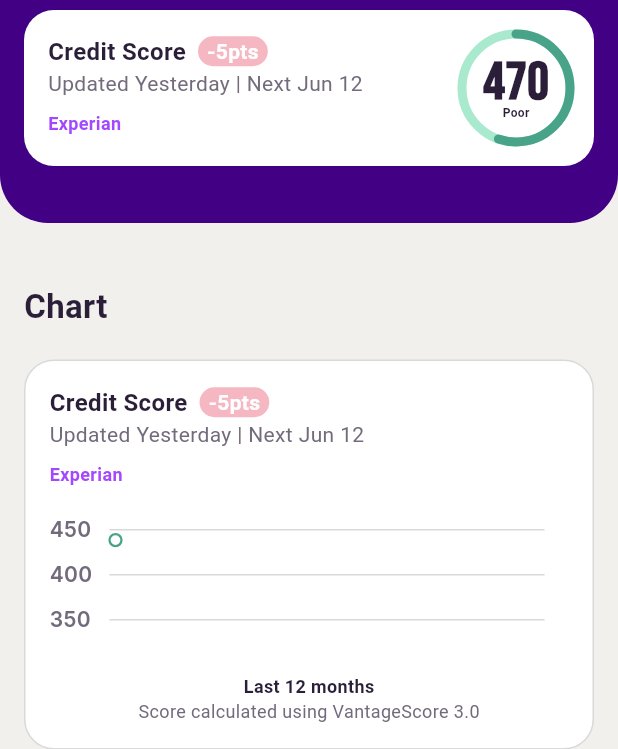
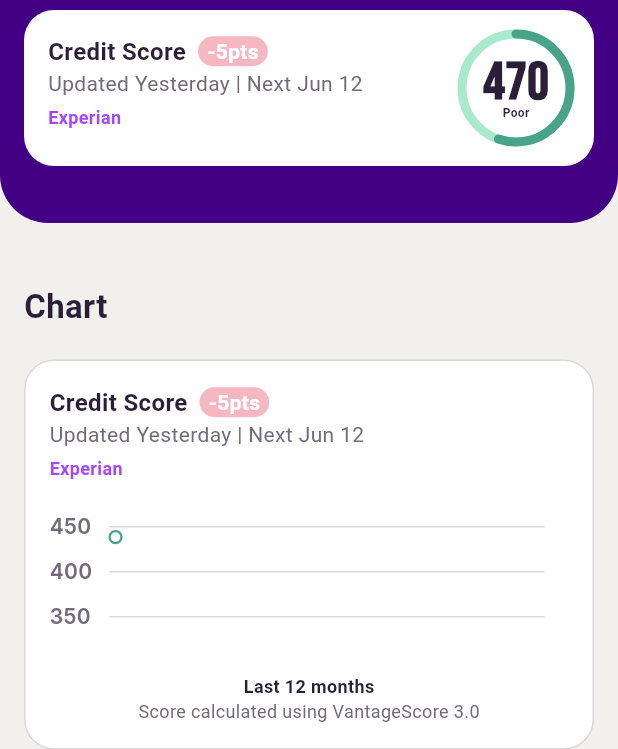
Before and after one commit to Jambdy/ava-assignment, a Flutter app: the screen it shows after launch, on a phone screen of 412 x 824 dp. Shown: the part 131-880 px from the top of the screen. Run offline on Flutter 3.47's test engine with Material 3 defaults, Android fonts, the phone set to English and light mode, and no system bars; our stand-ins replace auto_route, flutter_riverpod, freezed_annotation, google_fonts, riverpod_annotation, shared_preferences; generated files the repository leaves out were written again; Roboto replaces fonts that are missing (Liter).

Commit message:
adjust confirm navigation

```diff
--- a/lib/ui/employment/widgets/employment_form.dart
+++ b/lib/ui/employment/widgets/employment_form.dart
@@ -419,7 +419,7 @@
             child: ElevatedButton(
               onPressed: () {
                 widget.eVM.persistEmploymentInfo();
-                context.router.push(HomeRoute(requestFeedback: true));
+                context.router.replace(HomeRoute(requestFeedback: true));
               },
               child: const Text('Confirm'),
             ),
--- a/lib/ui/home/widgets/credit_score_status.dart
+++ b/lib/ui/home/widgets/credit_score_status.dart
@@ -44,7 +44,7 @@
           style: AppTheme.detailRegular.copyWith(color: AppColors.textLight),
         ),
         Padding(
-          padding: const EdgeInsets.only(top: 8),
+          padding: const EdgeInsets.only(top: 4),
           child: Text(
             creditAgency,
             style: AppTheme.overlineEmphasis.copyWith(
```
